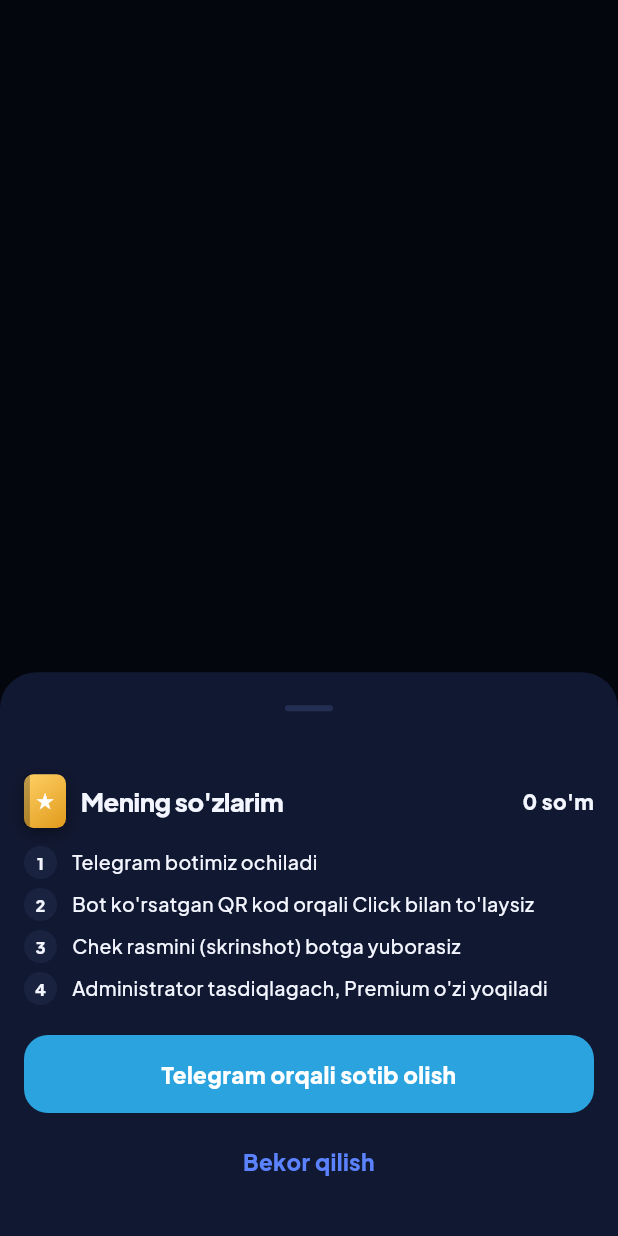
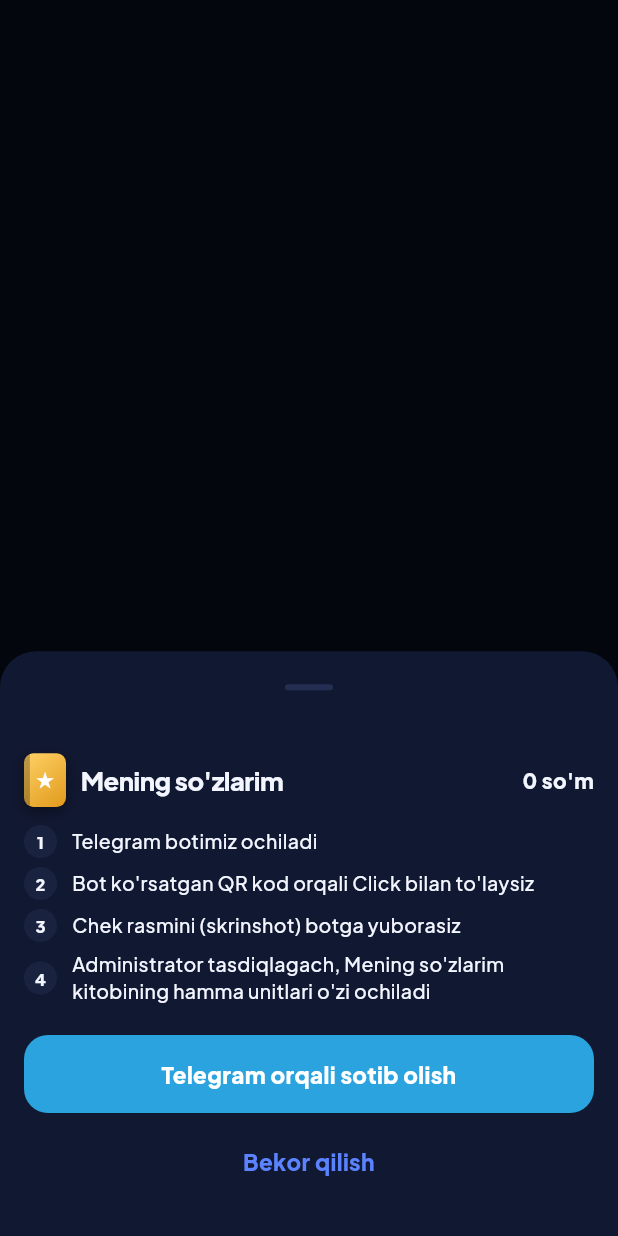
Before and after one commit to RavshanbekAkbarov/genius, a Flutter app: what showBookBuySheet() shows on an empty page, opened directly with sample values from the repository, on a phone screen of 412 x 824 dp. Run offline on Flutter 3.47's test engine with Material 3 defaults, Android fonts, the phone set to English and light mode, and no system bars; our stand-ins replace audioplayers, flutter_local_notifications, flutter_tts, google_mobile_ads, shared_preferences, supabase_flutter and 1 more; accounts and stored records are empty; network calls fail.

Commit message:
Kitob sotib olish oynasida oxirgi qadam kitob ochilishini aytadi
Co-Authored-By: Claude Opus 5.5 <noreply@anthropic.com>
Claude-Session: https://claude.ai/code/session_013W8VqPFnKjbUeitUYruFma

```diff
--- a/lib/screens/profile.dart
+++ b/lib/screens/profile.dart
@@ -531,14 +531,16 @@ class PremiumScreen extends StatelessWidget {
 
 /// To'lov qadamlari (Premium va kitoblar uchun bir xil).
 class PayStepsText extends StatelessWidget {
-  const PayStepsText({super.key});
+  /// Nima yoqiladi: "Premium" yoki kitob nomi.
+  final String? what;
+  const PayStepsText({super.key, this.what});
   @override
   Widget build(BuildContext context) {
-    const steps = [
+    final steps = [
       'Telegram botimiz ochiladi',
       "Bot ko'rsatgan QR kod orqali Click bilan to'laysiz",
       'Chek rasmini (skrinshot) botga yuborasiz',
-      "Administrator tasdiqlagach, Premium o'zi yoqiladi",
+      what == null ? "Administrator tasdiqlagach, Premium o'zi yoqiladi" : "Administrator tasdiqlagach, $what o'zi ochiladi",
     ];
     return Column(crossAxisAlignment: CrossAxisAlignment.start, children: [
       for (final (i, t) in steps.indexed)
--- a/lib/screens/shop.dart
+++ b/lib/screens/shop.dart
@@ -86,7 +86,7 @@ void showBookBuySheet(BuildContext context, Book b) {
           Text("${money(b.price)} so'm", style: const TextStyle(fontWeight: FontWeight.w800)),
         ]),
         const SizedBox(height: 12),
-        const PayStepsText(),
+        PayStepsText(what: "${b.title} kitobining hamma unitlari"),
         const SizedBox(height: 14),
         Btn("Telegram orqali sotib olish", kind: BtnKind.telegram, onTap: () {
           Navigator.pop(ctx);
```
